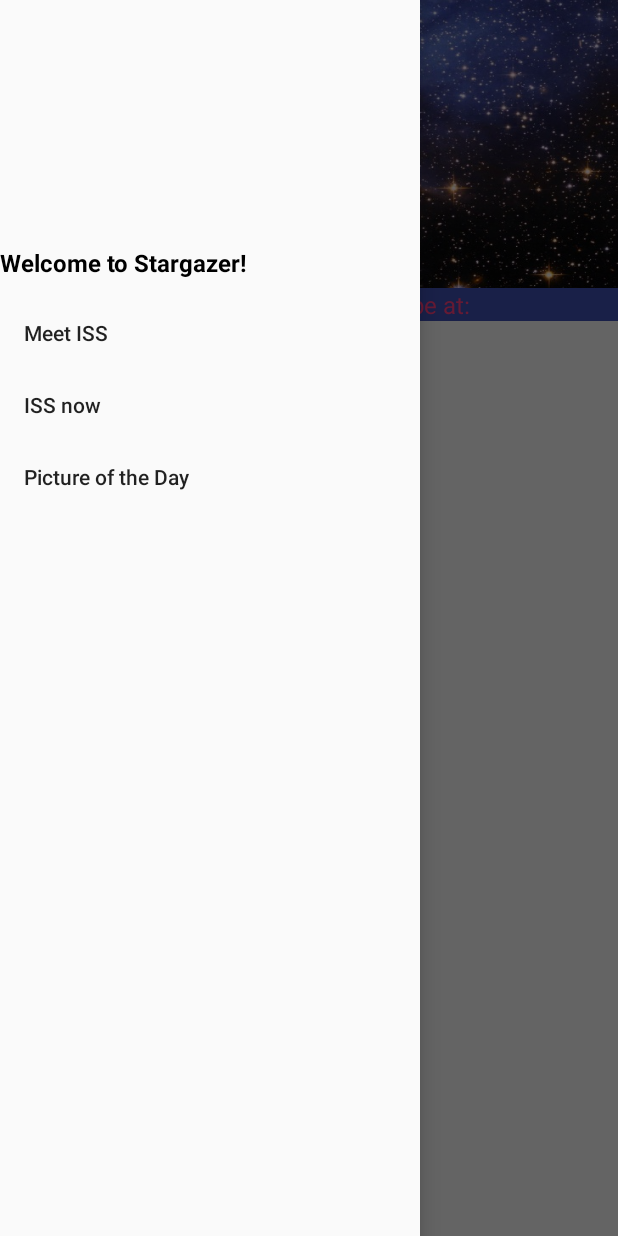
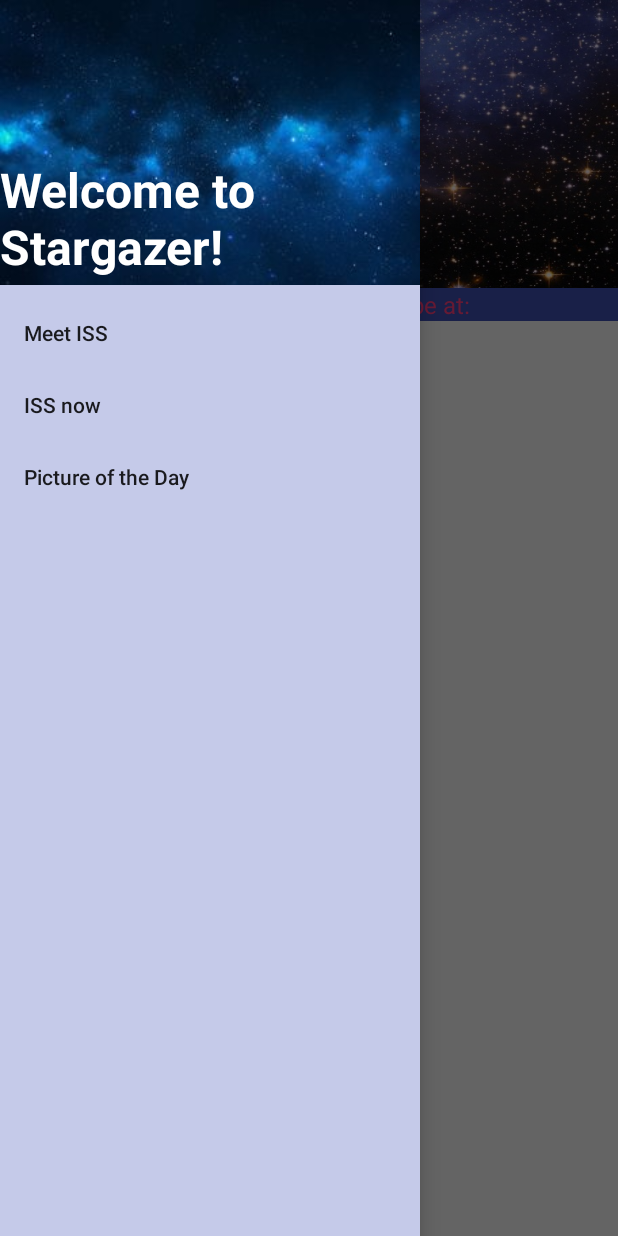
Before and after one commit to vohsalab/Stargazer, an Android app: the screen it shows after launch (MainActivity), with the side drawer open, on a phone screen of 412 x 824 dp. Run offline under Robolectric (Android 15) with nearby library versions, the phone set to English and light mode, and no system bars; our stand-ins replace AdMob, ButterKnife.

Commit message:
some more minor layout tweaks

```diff
--- a/app/src/main/res/layout/activity_main.xml
+++ b/app/src/main/res/layout/activity_main.xml
@@ -20,6 +20,7 @@
         android:layout_height="match_parent"
         android:layout_gravity="start"
         android:fitsSystemWindows="true"
+        android:background="#C5CAE9"
         app:headerLayout="@layout/navbar_header"
         app:menu="@menu/activity_main_drawer" />
 
--- a/app/src/main/res/layout/navbar_header.xml
+++ b/app/src/main/res/layout/navbar_header.xml
@@ -3,16 +3,17 @@
 
     android:layout_width="match_parent"
     android:layout_height="190dp"
+    android:background="@drawable/nav_header_bg"
 
     android:orientation="vertical">
     <TextView
         android:layout_width="match_parent"
-        android:layout_height="match_parent"
-        android:text="Welcome to Stargazer!"
-        android:textSize="16sp"
-        android:textColor="#000"
+        android:layout_height="wrap_content"
+        android:text="@string/welcome_to_stargazer"
+        android:textSize="32sp"
+        android:textColor="#FFF"
         android:textStyle="bold"
-        android:gravity="start|bottom"
+        android:layout_alignParentBottom="true"
         android:paddingBottom="4dp"
         android:id="@+id/username"
        />
--- a/app/src/main/res/values/strings.xml
+++ b/app/src/main/res/values/strings.xml
@@ -20,4 +20,5 @@
     <string name="iss_now">ISS now</string>
     <string name="apod">Picture of the Day</string>
     <string name="rv_label">Your next ISS fly-bys will be at:</string>
+    <string name="welcome_to_stargazer">Welcome to Stargazer!</string>
 </resources>
```
Also changed, not shown: app/src/main/res/drawable-hdpi/nav_header_bg.jpg (added).
